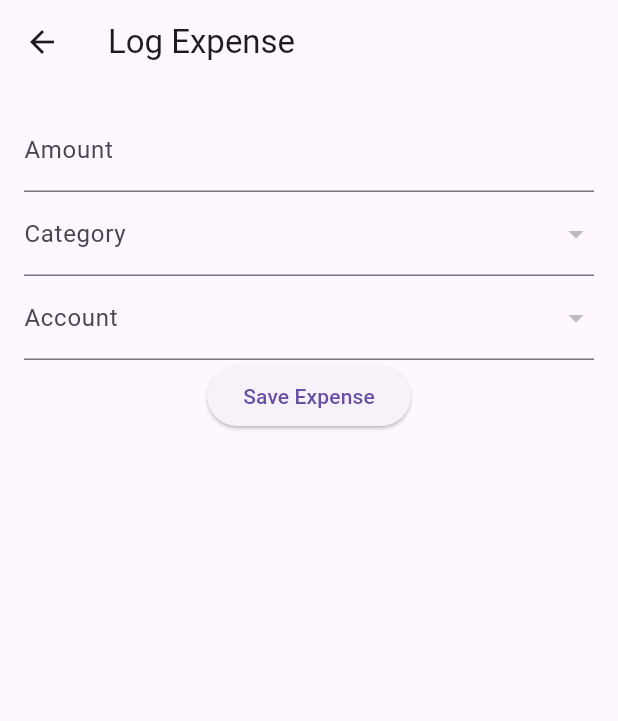
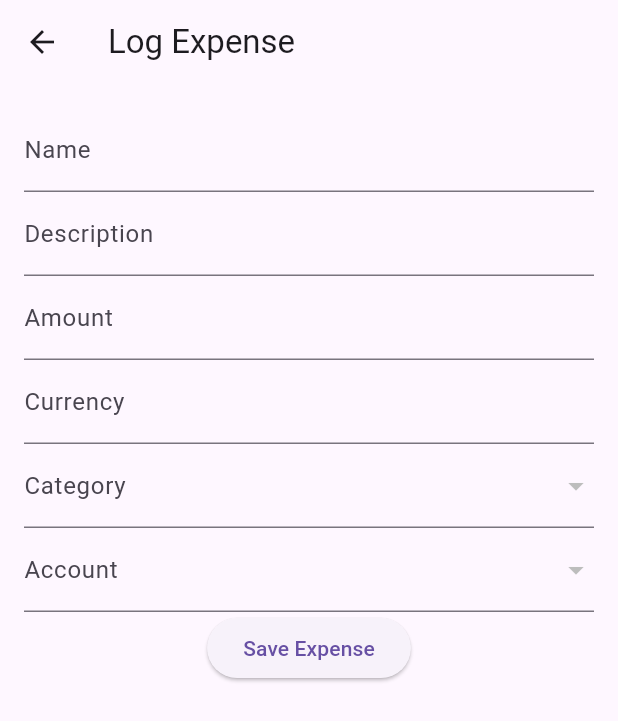
Before and after one commit to devilunraveled/phoneSE, a Flutter app: the ExpenseLogScreen screen opened directly, on a phone screen of 412 x 824 dp. Shown: the top 721 px of the screen. Run offline on Flutter 3.47's test engine with Material 3 defaults, Android fonts, the phone set to English and light mode, and no system bars; our stand-ins replace fl_chart, flutter_secure_storage; missing offline and left inert: flutter_upi_india, mobile_scanner; accounts and stored records are empty; network calls fail.

Commit message:
expense log dropdowns

```diff
--- a/phone_se_app/lib/screens/expense_log.dart
+++ b/phone_se_app/lib/screens/expense_log.dart
@@ -5,19 +5,21 @@ import 'dart:convert';
 
 import 'package:phone_se_app/constants.dart' as constants;
 import 'package:phone_se_app/screens/add_account.dart';
+import 'package:phone_se_app/screens/add_category.dart';
 
 final storage = FlutterSecureStorage();
 
 class CategoryField extends StatelessWidget {
   final TextEditingController controller;
+  final List<DropdownMenuItem<String>> categories;
+  final Function fetchCategories;
+  final Function setCategory;
 
-  final List<DropdownMenuItem> categories;
-
-  const CategoryField({super.key, required this.controller, required this.categories});
+  CategoryField({super.key, required this.controller, required this.categories, required this.fetchCategories, required this.setCategory});
 
   @override
   Widget build(BuildContext context) {
-    return DropdownButtonFormField<dynamic>(
+    return DropdownButtonFormField<String>(
       decoration: InputDecoration(labelText: 'Category'),
       items: categories,
       onChanged: (value) {
@@ -26,32 +28,14 @@ class CategoryField extends StatelessWidget {
           showDialog(
             context: context,
             builder: (context) {
-              return AlertDialog(
-                title: Text('Add New Category'),
-                content: TextField(
-                  controller: controller,
-                  decoration: InputDecoration(labelText: 'Category Name'),
-                ),
-                actions: [
-                  TextButton(
-                    onPressed: () {
-                      Navigator.pop(context);
-                    },
-                    child: Text('Cancel'),
-                  ),
-                  TextButton(
-                    onPressed: () {
-                      // Add the new category logic here
-                      Navigator.pop(context);
-                    },
-                    child: Text('Add'),
-                  ),
-                ],
-              );
+              return AddCategoryDialog(updateCategories: fetchCategories);
             },
           );
+          controller.text = '';
+          setCategory(0);
         } else {
           controller.text = categories[int.parse(value!) - 1].child.toString();
+          setCategory(int.parse(value));
         }
       },
     );
@@ -60,14 +44,15 @@ class CategoryField extends StatelessWidget {
 
 class AccountField extends StatelessWidget {
   final TextEditingController controller;
+  final List<DropdownMenuItem<String>> accounts;
+  final Function fetchAccounts;
+  final Function setAccount;
 
-  final List<DropdownMenuItem> accounts;
-
-  const AccountField({super.key, required this.controller,required this.accounts});
+  AccountField({super.key, required this.controller, required this.accounts, required this.fetchAccounts, required this.setAccount});
 
   @override
   Widget build(BuildContext context) {
-    return DropdownButtonFormField<dynamic>(
+    return DropdownButtonFormField<String>(
       decoration: InputDecoration(labelText: 'Account'),
       items: accounts,
       onChanged: (value) {
@@ -76,11 +61,14 @@ class AccountField extends StatelessWidget {
           showDialog(
             context: context,
             builder: (context) {
-              return AddAccountDialog();
+              return AddAccountDialog(updateAccounts: fetchAccounts);
             },
           );
+          controller.text = '';
+          setAccount(0);
         } else {
           controller.text = accounts[int.parse(value!) - 1].child.toString();
+          setAccount(int.parse(value));
         }
       },
     );
@@ -100,23 +88,27 @@ class _ExpenseLogScreenState extends State<ExpenseLogScreen> {
   final TextEditingController nameController = TextEditingController();
   final TextEditingController descriptionController = TextEditingController();
   final TextEditingController amountController = TextEditingController();
+  final TextEditingController currencyController = TextEditingController();
   final TextEditingController categoryController = TextEditingController();
   final TextEditingController accountController = TextEditingController();
 
-  List<DropdownMenuItem> categories = [];
-  List<DropdownMenuItem> accounts = [];
+  List<DropdownMenuItem<String>> categories = [];
+  List<DropdownMenuItem<String>> accounts = [];
+
+  int selectedCategory = 0;
+  int selectedAccount = 0;
 
   void fetchCategories() {
     storage.read(key: 'token').then((token) {
       http.get(
-        Uri.parse('${constants.apiUrl}/api/getUserCategories/$token'),
+        Uri.parse('${constants.apiUrl}/api/category/getByUser'),
         headers: {
           'Authorization': '$token',
           'Content-Type': 'application/json',
         },
       ).then((response) {
         if (response.statusCode == 200) {
-          final List<dynamic> data = jsonDecode(response.body)['categories'];
+          final List<dynamic> data = jsonDecode(response.body);
           setState(() {
             categories = data.map((category) => DropdownMenuItem(
               value: category['id'].toString(),
@@ -156,6 +148,17 @@ class _ExpenseLogScreenState extends State<ExpenseLogScreen> {
     });
   }
 
+  void setCategory(int category) {
+    setState(() {
+      selectedCategory = category;
+    });
+  }
+  void setAccount(int account) {
+    setState(() {
+      selectedAccount = account;
+    });
+  }
+
   @override
   void initState() {
     super.initState();
@@ -172,12 +175,26 @@ class _ExpenseLogScreenState extends State<ExpenseLogScreen> {
         child: Column(
           children: [
             TextField(
+              controller: nameController,
+              decoration: InputDecoration(labelText: 'Name'),
+            ),
+            TextField(
+              controller: descriptionController,
+              decoration: InputDecoration(labelText: 'Description'),
+            ),
+            TextField(
               controller: amountController..text = widget.amount?.toString() ?? '',
               decoration: InputDecoration(labelText: 'Amount'),
               keyboardType: TextInputType.number,
             ),
-            CategoryField(controller: categoryController, categories: categories),
-            AccountField(controller: accountController, accounts: accounts),
+            TextField(
+              controller: currencyController,
+              decoration: InputDecoration(labelText: 'Currency'),
+              // set default to INR
+
+            ),
+            CategoryField(controller: categoryController, categories: categories, fetchCategories: fetchCategories, setCategory: setCategory),
+            AccountField(controller: accountController, accounts: accounts, fetchAccounts: fetchAccounts, setAccount: setAccount),
             ElevatedButton(
               onPressed: () {
                 storage.read(key: 'token').then((token) {
@@ -191,21 +208,22 @@ class _ExpenseLogScreenState extends State<ExpenseLogScreen> {
                       'name': nameController.text,
                       'description': descriptionController.text,
                       'amount': double.tryParse(amountController.text) ?? 0.0,
-                      'category_id': categoryController.text,
-                      'account_id': accountController.text,
+                      'currency': currencyController.text,
+                      'payer': selectedAccount,
+                      'payee': selectedAccount,
+                      'categories': [selectedCategory],
                     }),
                   ).then((response) {
                     if (response.statusCode == 200) {
                       // Successfully logged expense
                       print('Expense logged successfully');
-                      // Optionally, you can navigate back or show a success message
+                      Navigator.pop(context);
                     } else {
                       // Handle error
                       print('Failed to log expense');
                     }
                   });
                 });
-                Navigator.pop(context);
               },
               child: Text('Save Expense'),
             ),
```
